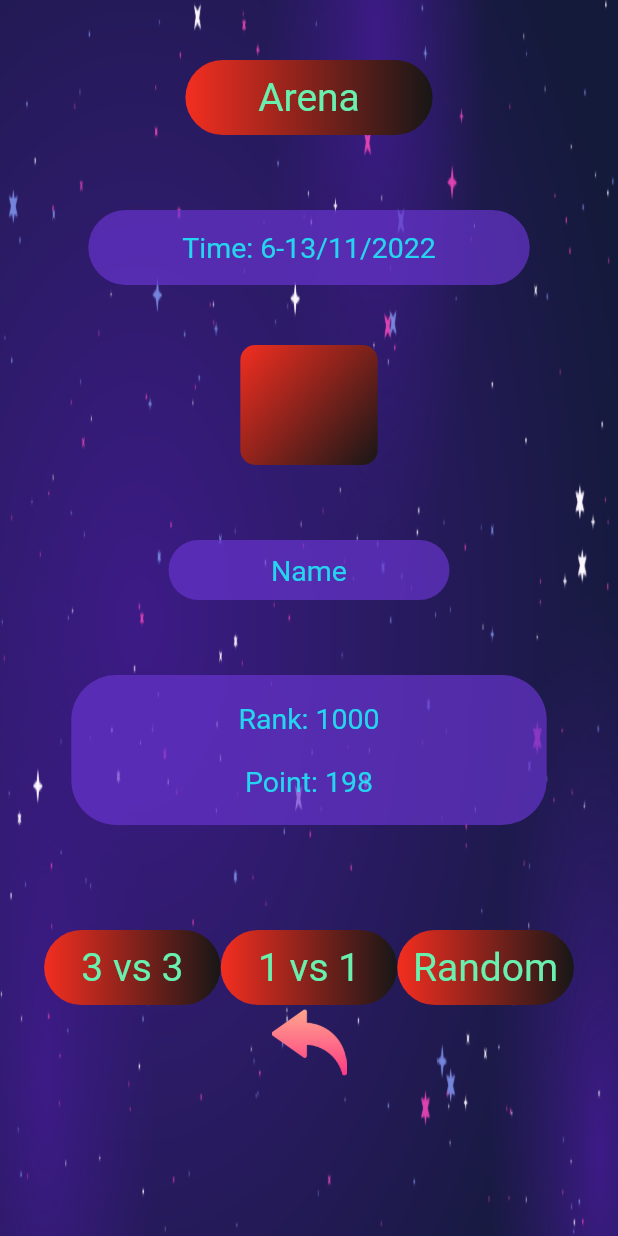
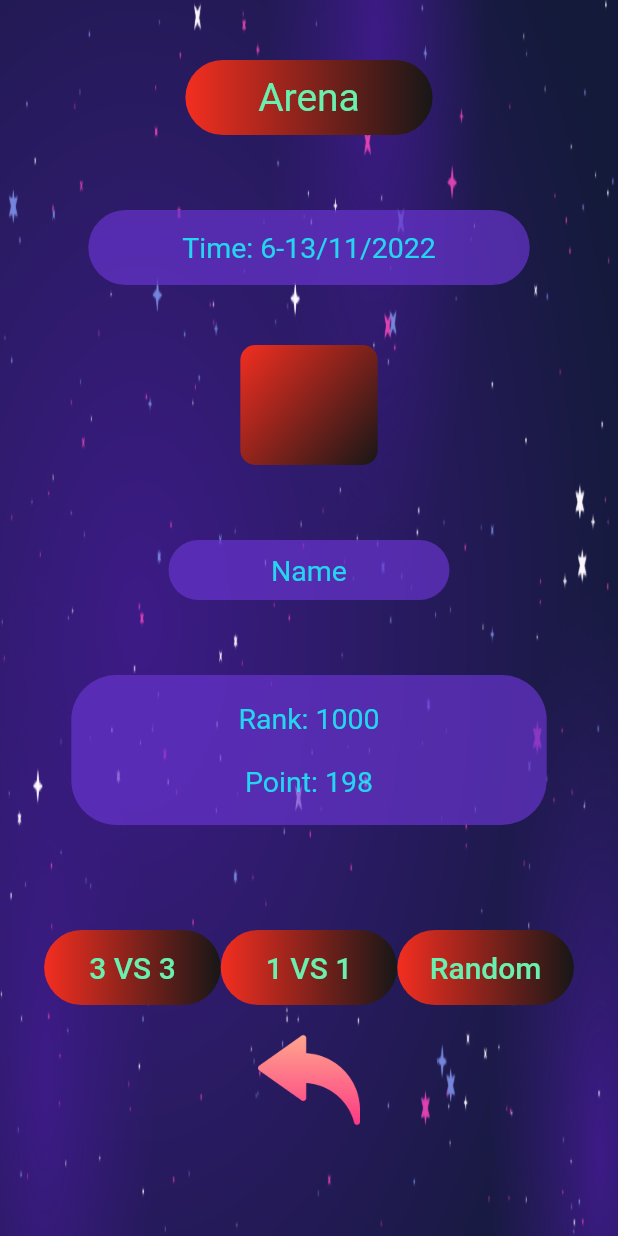
Before and after one commit to thanhpro0703/o_z_e, a Flutter app: the Screen_Choose_Level widget shown alone on an empty page, opened directly, on a phone screen of 412 x 824 dp. Run offline on Flutter 3.47's test engine with Material 2 defaults, Android fonts, the light colour scheme and no system bars.

Commit message:
thêm elevanbutton

```diff
--- a/game_app/lib/screen_choose_level/screen_choose_level.dart
+++ b/game_app/lib/screen_choose_level/screen_choose_level.dart
@@ -126,14 +126,19 @@ class _MyScreenChooseLevel extends State<Screen_Choose_Level> {
                         end: Alignment.centerRight,
                       )),
                   child: Center(
+                      child: ElevatedButton(
+                    style: ElevatedButton.styleFrom(
+                        primary: Colors.transparent,
+                        shadowColor: Colors.transparent),
+                    onPressed: () {},
                     child: Text(
-                      '3 vs 3',
+                      '3 VS 3',
                       style: TextStyle(
                         color: Colors.greenAccent,
-                        fontSize: 26,
+                        fontSize: 20,
                       ),
                     ),
-                  )),
+                  ))),
               Container(
                   width: MediaQuery.of(context).size.width / 3.5,
                   height: 50,
@@ -145,14 +150,19 @@ class _MyScreenChooseLevel extends State<Screen_Choose_Level> {
                         end: Alignment.centerRight,
                       )),
                   child: Center(
+                      child: ElevatedButton(
+                    style: ElevatedButton.styleFrom(
+                        primary: Colors.transparent,
+                        shadowColor: Colors.transparent),
+                    onPressed: () {},
                     child: Text(
-                      '1 vs 1',
+                      '1 VS 1',
                       style: TextStyle(
                         color: Colors.greenAccent,
-                        fontSize: 26,
+                        fontSize: 20,
                       ),
                     ),
-                  )),
+                  ))),
               Container(
                   width: MediaQuery.of(context).size.width / 3.5,
                   height: 50,
@@ -164,21 +174,31 @@ class _MyScreenChooseLevel extends State<Screen_Choose_Level> {
                         end: Alignment.centerRight,
                       )),
                   child: Center(
+                      child: ElevatedButton(
+                    style: ElevatedButton.styleFrom(
+                        primary: Colors.transparent,
+                        shadowColor: Colors.transparent),
+                    onPressed: () {},
                     child: Text(
                       'Random',
                       style: TextStyle(
                         color: Colors.greenAccent,
-                        fontSize: 26,
+                        fontSize: 20,
                       ),
                     ),
-                  ))
+                  )))
             ],
           ),
           Container(
-            height: 50,
-            width: 50,
-            child: Image(image: AssetImage('assets/reply-message.png')),
-          )
+              height: 100,
+              width: 100,
+              child: ElevatedButton(
+                style: ElevatedButton.styleFrom(
+                    primary: Colors.transparent,
+                    shadowColor: Colors.transparent),
+                onPressed: () {},
+                child: Image(image: AssetImage('assets/reply-message.png')),
+              ))
         ],
       ),
     );
```
